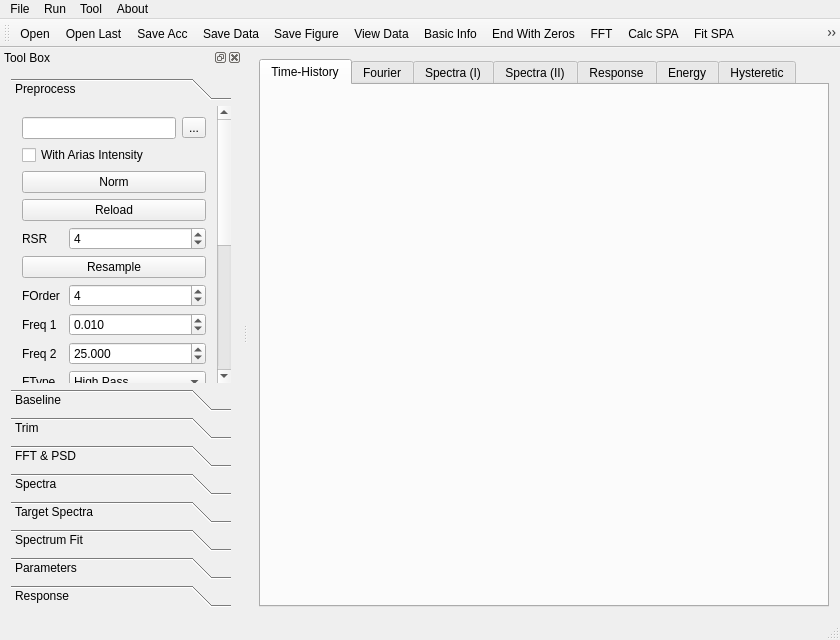
This is EQSignal/mainwindow.ui in Panchatantra/EQSignal as Qt 5 draws it before an edit. The edited form follows.
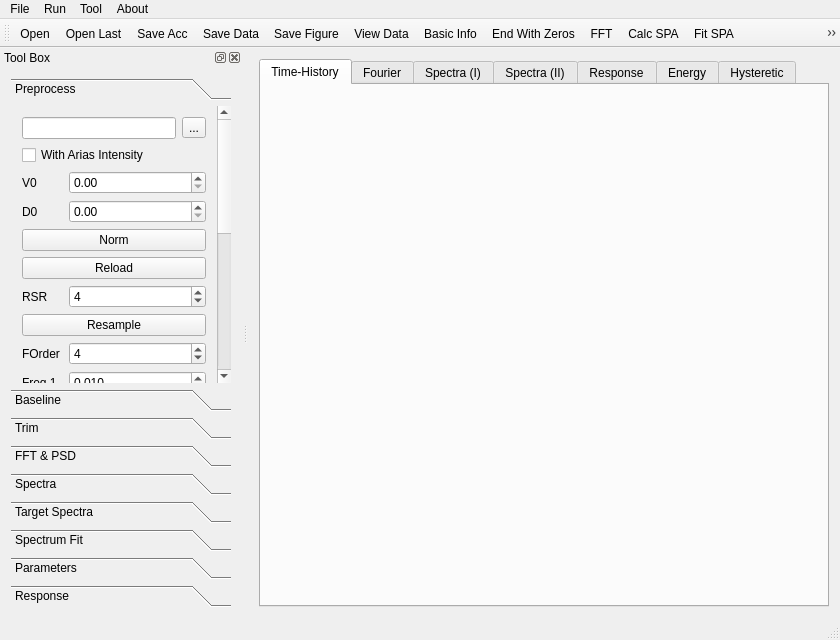
This is the edited form. The open tabs and pages were chosen to show the change. Icons and pictures are not drawn. Custom widgets are drawn as their Qt base class.

Commit message: 修正中文路径问题。

```diff
--- a/EQSignal/mainwindow.ui
+++ b/EQSignal/mainwindow.ui
@@ -22,7 +22,7 @@
     <item>
      <widget class="QTabWidget" name="tabWidget">
       <property name="currentIndex">
-       <number>6</number>
+       <number>0</number>
       </property>
       <widget class="QWidget" name="tabTH">
        <attribute name="title">
@@ -204,7 +204,7 @@
         </size>
        </property>
        <property name="currentIndex">
-        <number>5</number>
+        <number>0</number>
        </property>
        <widget class="QWidget" name="Pre">
         <property name="geometry">
@@ -212,7 +212,7 @@
           <x>0</x>
           <y>0</y>
           <width>205</width>
-          <height>530</height>
+          <height>588</height>
          </rect>
         </property>
         <attribute name="label">
@@ -236,21 +236,21 @@
            </item>
           </layout>
          </item>
-         <item row="2" column="0" colspan="2">
+         <item row="5" column="0" colspan="2">
           <widget class="QPushButton" name="Norm">
            <property name="text">
             <string>Norm</string>
            </property>
           </widget>
          </item>
-         <item row="3" column="0" colspan="2">
+         <item row="6" column="0" colspan="2">
           <widget class="QPushButton" name="Reload">
            <property name="text">
             <string>Reload</string>
            </property>
           </widget>
          </item>
-         <item row="7" column="0">
+         <item row="10" column="0">
           <widget class="QLabel" name="label_13">
            <property name="text">
             <string>FOrder</string>
@@ -260,7 +260,7 @@
            </property>
           </widget>
          </item>
-         <item row="7" column="1">
+         <item row="10" column="1">
           <widget class="QSpinBox" name="FOrder">
            <property name="minimum">
             <number>1</number>
@@ -273,7 +273,7 @@
            </property>
           </widget>
          </item>
-         <item row="8" column="0">
+         <item row="11" column="0">
           <widget class="QLabel" name="label">
            <property name="text">
             <string>Freq 1</string>
@@ -283,7 +283,7 @@
            </property>
           </widget>
          </item>
-         <item row="8" column="1">
+         <item row="11" column="1">
           <widget class="QDoubleSpinBox" name="Freq1">
            <property name="decimals">
             <number>3</number>
@@ -299,7 +299,7 @@
            </property>
           </widget>
          </item>
-         <item row="9" column="0">
+         <item row="12" column="0">
           <widget class="QLabel" name="label_2">
            <property name="text">
             <string>Freq 2</string>
@@ -309,7 +309,7 @@
            </property>
           </widget>
          </item>
-         <item row="9" column="1">
+         <item row="12" column="1">
           <widget class="QDoubleSpinBox" name="Freq2">
            <property name="decimals">
             <number>3</number>
@@ -328,7 +328,7 @@
            </property>
           </widget>
          </item>
-         <item row="10" column="0">
+         <item row="13" column="0">
           <widget class="QLabel" name="label_6">
            <property name="text">
             <string>FType</string>
@@ -338,7 +338,7 @@
            </property>
           </widget>
          </item>
-         <item row="10" column="1">
+         <item row="13" column="1">
           <widget class="QComboBox" name="FilterType">
            <item>
             <property name="text">
@@ -362,7 +362,7 @@
            </item>
           </widget>
          </item>
-         <item row="11" column="0" colspan="2">
+         <item row="14" column="0" colspan="2">
           <widget class="QCheckBox" name="RawON">
            <property name="text">
             <string>Draw Raw</string>
@@ -372,14 +372,14 @@
            </property>
           </widget>
          </item>
-         <item row="12" column="0" colspan="2">
+         <item row="15" column="0" colspan="2">
           <widget class="QPushButton" name="Filt">
            <property name="text">
             <string>Filt</string>
            </property>
           </widget>
          </item>
-         <item row="13" column="0">
+         <item row="16" column="0">
           <widget class="QLabel" name="label_3">
            <property name="text">
             <string>Order 1</string>
@@ -389,10 +389,10 @@
            </property>
           </widget>
          </item>
-         <item row="13" column="1">
+         <item row="16" column="1">
           <widget class="QSpinBox" name="Order1"/>
          </item>
-         <item row="14" column="0">
+         <item row="17" column="0">
           <widget class="QLabel" name="label_4">
            <property name="text">
             <string>Order 2</string>
@@ -402,14 +402,14 @@
            </property>
           </widget>
          </item>
-         <item row="14" column="1">
+         <item row="17" column="1">
           <widget class="QSpinBox" name="Order2">
            <property name="value">
             <number>2</number>
            </property>
           </widget>
          </item>
-         <item row="15" column="0">
+         <item row="18" column="0">
           <widget class="QLabel" name="label_5">
            <property name="text">
             <string>DM</string>
@@ -419,7 +419,7 @@
            </property>
           </widget>
          </item>
-         <item row="15" column="1">
+         <item row="18" column="1">
           <widget class="QComboBox" name="DetrendMethod">
            <property name="currentIndex">
             <number>0</number>
@@ -436,7 +436,7 @@
            </item>
           </widget>
          </item>
-         <item row="16" column="0" colspan="2">
+         <item row="19" column="0" colspan="2">
           <widget class="QPushButton" name="Detrend">
            <property name="text">
             <string>Detrend</string>
@@ -450,14 +450,14 @@
            </property>
           </widget>
          </item>
-         <item row="5" column="0">
+         <item row="8" column="0">
           <widget class="QLabel" name="label_38">
            <property name="text">
             <string>RSR</string>
            </property>
           </widget>
          </item>
-         <item row="5" column="1">
+         <item row="8" column="1">
           <widget class="QSpinBox" name="RSR">
            <property name="minimum">
             <number>2</number>
@@ -470,34 +470,54 @@
            </property>
           </widget>
          </item>
-         <item row="6" column="0" colspan="2">
+         <item row="9" column="0" colspan="2">
           <widget class="QPushButton" name="Resample">
            <property name="text">
             <string>Resample</string>
            </property>
           </widget>
          </item>
-         <item row="17" column="0" colspan="2">
+         <item row="20" column="0" colspan="2">
           <widget class="QPushButton" name="AccEndsToZero">
            <property name="text">
             <string>Acc Ends to Zero</string>
            </property>
           </widget>
          </item>
-         <item row="19" column="0" colspan="2">
+         <item row="22" column="0" colspan="2">
           <widget class="QPushButton" name="Confirm_Pre">
            <property name="text">
             <string>Confirm</string>
            </property>
           </widget>
          </item>
-         <item row="18" column="0" colspan="2">
+         <item row="21" column="0" colspan="2">
           <widget class="QPushButton" name="Recover">
            <property name="text">
             <string>Recover</string>
            </property>
           </widget>
          </item>
+         <item row="2" column="1">
+          <widget class="QDoubleSpinBox" name="V0"/>
+         </item>
+         <item row="2" column="0">
+          <widget class="QLabel" name="label_43">
+           <property name="text">
+            <string>V0</string>
+           </property>
+          </widget>
+         </item>
+         <item row="4" column="1">
+          <widget class="QDoubleSpinBox" name="D0"/>
+         </item>
+         <item row="4" column="0">
+          <widget class="QLabel" name="label_44">
+           <property name="text">
+            <string>D0</string>
+           </property>
+          </widget>
+         </item>
         </layout>
        </widget>
        <widget class="QWidget" name="BLA">
@@ -1142,7 +1162,7 @@
          <rect>
           <x>0</x>
           <y>0</y>
-          <width>222</width>
+          <width>241</width>
           <height>287</height>
          </rect>
         </property>
```
The commit also changes 1 other file.
